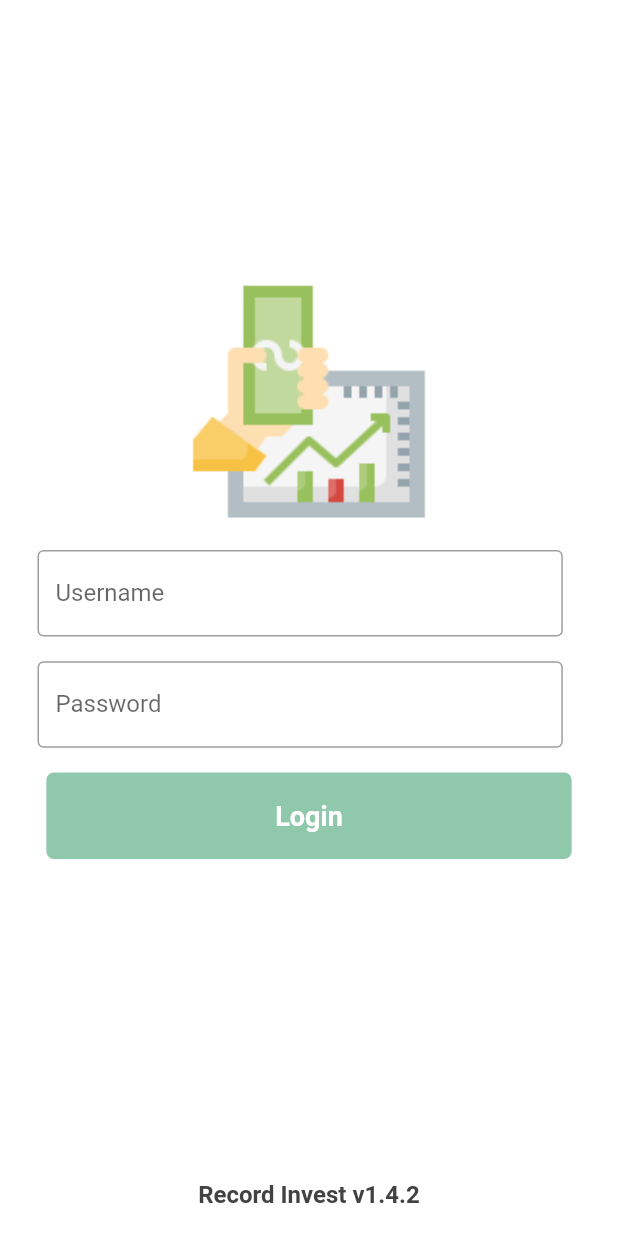
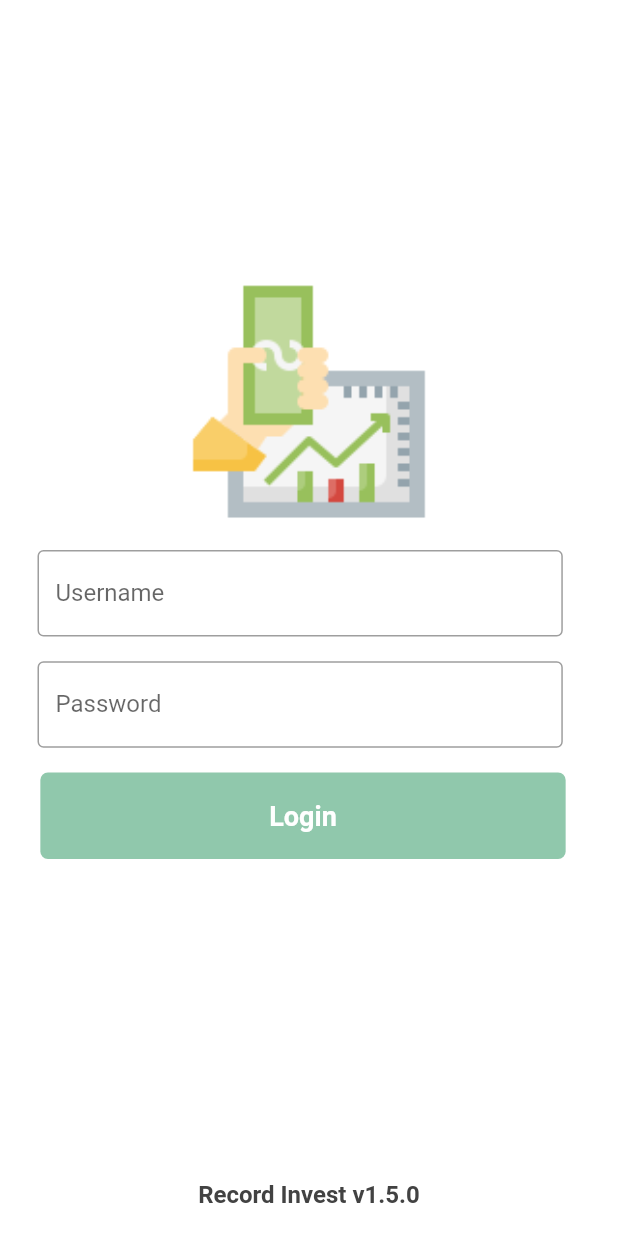
Before and after one commit to dafageraldine/recordinvest, a Flutter app: the screen it shows after launch, on a phone screen of 412 x 824 dp. Run offline on Flutter 3.47's test engine with Material 2 defaults, Android fonts, the phone set to English and light mode, and no system bars; our stand-ins replace camera, chewie, dropdown_search, flutter_screenutil, get, google_fonts and 8 more; missing offline and left inert: onesignal_flutter; accounts and stored records are empty.

```diff
--- a/lib/components/app_bar_only.dart
+++ b/lib/components/app_bar_only.dart
@@ -20,7 +20,7 @@ class AppBarOnly extends StatelessWidget {
       child: Padding(
         padding: EdgeInsets.only(left: 0.05.sw, top: 0.04.sh),
         child: Row(
-          mainAxisAlignment: MainAxisAlignment.start,
+          mainAxisAlignment: MainAxisAlignment.spaceBetween,
           children: [
             Text(titleBar,
                 style: GoogleFonts.poppins(
--- a/lib/components/saldo_card.dart
+++ b/lib/components/saldo_card.dart
@@ -35,6 +35,7 @@ class SaldoCard extends StatelessWidget {
           ]),
       child: Stack(
         children: [
+          /* btn refresh
           Padding(
             padding: const EdgeInsets.all(10.0),
             child: Align(
@@ -70,6 +71,7 @@ class SaldoCard extends StatelessWidget {
               ),
             ),
           ),
+          */
           Column(
             crossAxisAlignment: CrossAxisAlignment.start,
             children: [
--- a/lib/models/data.dart
+++ b/lib/models/data.dart
@@ -6,13 +6,13 @@ List<String> comboboxproduct = [];
 List<String> combobox = [];
 List<CameraDescription> camerasg = <CameraDescription>[];
 
-var Build = "1";
-var Major = "4";
-var Minor = "2";
+const String Build = "1";
+const String Major = "5";
+const String Minor = "0";
 
-var devurl = "http://127.0.0.1:5000/";
-var profurl = "http://dafageraldine.pythonanywhere.com/";
-var baseurl = profurl;
+const String devurl = "http://127.0.0.1:5000/";
+const String produrl = "http://dafageraldine.pythonanywhere.com/";
+String baseurl = produrl;
 
 //for color
 Color theme = const Color.fromRGBO(144, 200, 172, 1);
--- a/lib/screens/home/home.dart
+++ b/lib/screens/home/home.dart
@@ -1,7 +1,7 @@
 import 'package:flutter_screenutil/flutter_screenutil.dart';
 import 'package:get/get.dart';
 import 'package:flutter/material.dart';
-import 'package:recordinvest/components/app_bar_only.dart';
+import 'package:recordinvest/components/app_bar_with_notif.dart';
 import 'package:recordinvest/components/card_menu.dart';
 import 'package:recordinvest/components/saldo_card.dart';
 import 'package:recordinvest/controller/homecontroller.dart';
@@ -20,7 +20,7 @@ class Homepage extends StatelessWidget {
       color: Colors.white,
       child: Column(
         children: [
-          const AppBarOnly(titleBar: 'My InvestMent Portofolio'),
+          AppBarWithNotif(titleBar: 'My InvestMent Portofolio',showNNotif: true,notifcount: "12"),
           SizedBox(
             height: 0.025.sh,
           ),
--- a/lib/screens/login/login.dart
+++ b/lib/screens/login/login.dart
@@ -93,6 +93,8 @@ class Login extends StatelessWidget {
                               _loginController.uname.value,
                               _loginController.pass.value);
                         },
+                        child: Padding(
+                          padding: const EdgeInsets.only(right: 8.0),
                           child: Container(
                             width: 0.85.sw,
                             height: 0.07.sh,
@@ -109,6 +111,7 @@ class Login extends StatelessWidget {
                             )),
                           ),
                         ),
+                      ),
                     ],
                   ),
                 ],
--- a/lib/screens/settings/settings.dart
+++ b/lib/screens/settings/settings.dart
@@ -24,7 +24,7 @@ class SettingsPage extends StatelessWidget {
       color: Colors.white,
       child: Column(children: [
         const AppBarOnly(
-          titleBar: 'Application Settings',
+          titleBar: 'Application Settings'
         ),
         5.verticalSpace,
         Divider(
@@ -35,7 +35,9 @@ class SettingsPage extends StatelessWidget {
         ),
         ListSetting(
             ontap: () {
-              _settingController.showAlertDialog();
+              _settingController.showAlertDialog(() async {
+        _settingController.logout();
+      },"Warning","Do you want to log out ?");
             },
             title: "Log Out",
             icon: Icons.exit_to_app_rounded,
```
Also changed, not shown: lib/components/app_bar_with_notif.dart (added, +62 -0 lines), lib/controller/settingcontroller.dart (+4 -7 lines), lib/screens/camera/camera.dart (+15 -4 lines), pubspec.yaml (+0 -43 lines). Lines whose indentation alone changed are shown as unchanged.
